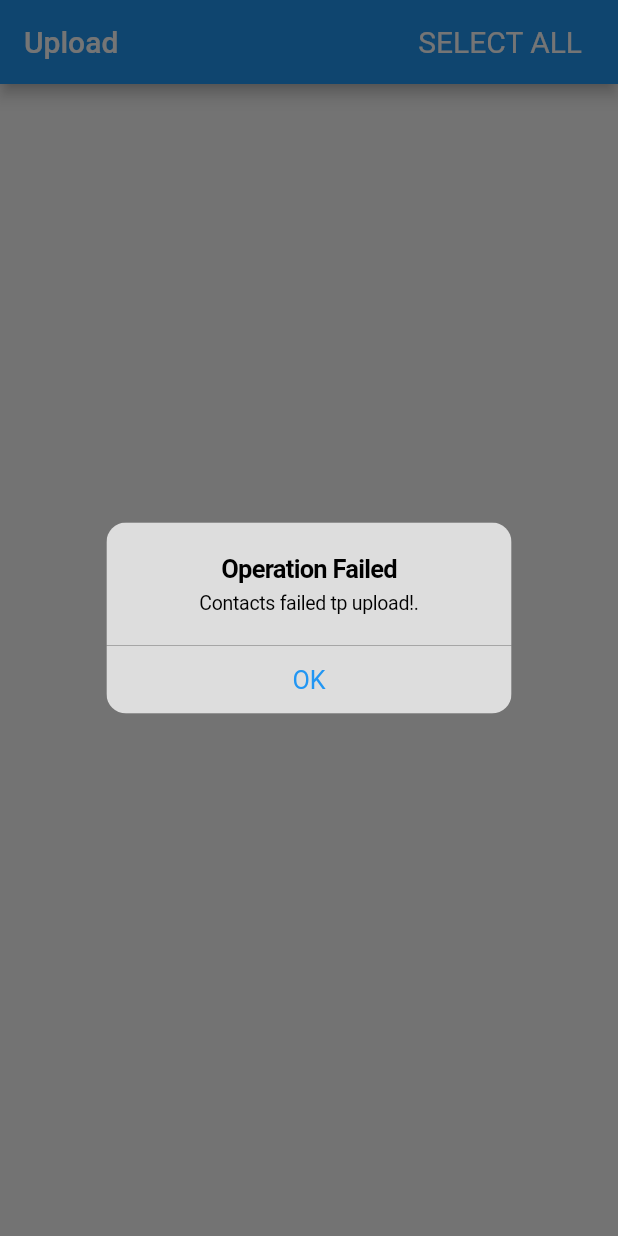
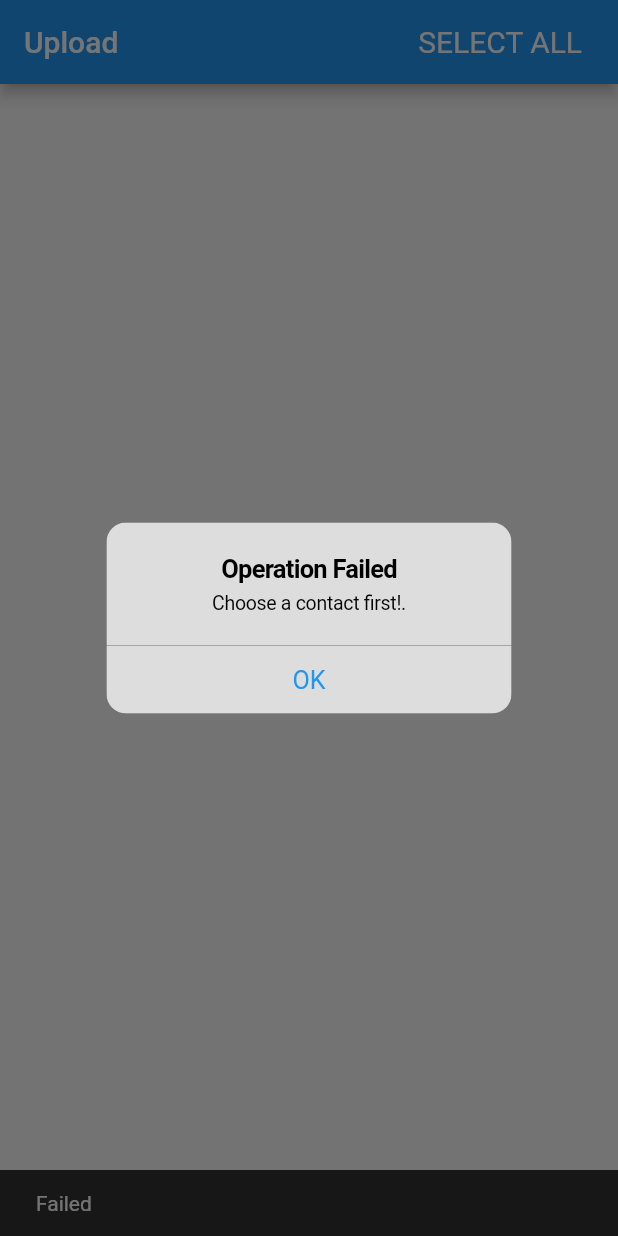
Before and after one commit to abdul-basit-dev/ContactsApp, a Flutter app: the screen it shows after launch, after a tap on "Upload", on a phone screen of 412 x 824 dp. Run offline on Flutter 3.47's test engine with Material 2 defaults, Android fonts, the phone set to English and light mode, and no system bars; our stand-ins replace contacts_service, permission_handler.

Commit message:
Sending to server

```diff
--- a/lib/screens/contact_page.dart
+++ b/lib/screens/contact_page.dart
@@ -20,18 +20,19 @@ class _ContactsPageState extends State<ContactsPage> {
 
   late List<bool> _isChecked;
   String msg = "";
-  String webUrl = "https://3toprealtors.com/addContacts.php";
-  bool? error, success;
-  bool sending = true;
-
+  //String webUrl = "https://3toprealtors.com/addContacts.php";
+  String webUrl = "https://driverowner.com/addContacts.php";
+  bool? error, success, sending;
+  bool selectAll = false;
   var title, number;
-
   @override
   void initState() {
     super.initState();
     getContacts();
     error = false;
+    sending = false;
     success = false;
+    msg = "";
   }
 
   Future<void> getContacts() async {
@@ -42,7 +43,6 @@ class _ContactsPageState extends State<ContactsPage> {
 
     setState(() {
       _contacts = contacts;
-
       _isChecked =
           List<bool>.filled(_contacts?.length ?? _contacts!.length, false);
     });
@@ -70,18 +70,18 @@ class _ContactsPageState extends State<ContactsPage> {
     if (res.statusCode == 200) {
       if (res.body.toString().contains("0")) {
         setState(() {
+          error = true;
+          success = false;
           sending = false;
-          error = true;
           //refresh the UI when error is recieved from server
         });
-        // _showAlertDialog("OOPPs", "Uploading Failed.");
       } else if (res.body.toString().contains("1")) {
         //after write success, make fields empty
         setState(() {
           success = true;
+          sending = false;
           _isChecked =
               List<bool>.filled(_contacts?.length ?? _contacts!.length, false);
-          _selectedItems.add(MyContacts("", ""));
           _selectedItems.clear();
         });
       }
@@ -91,7 +91,7 @@ class _ContactsPageState extends State<ContactsPage> {
         error = true;
         sending = false;
         msg = "Error during sendign data.";
-        //mark error and refresh UI with setState
+        _showAlertDialog("Operation Failed", "Contacts failed to upload!.");
       });
     }
   }
@@ -107,31 +107,32 @@ class _ContactsPageState extends State<ContactsPage> {
               title = i.name;
               number = i.number;
               debugPrint("Ready :" + title + number);
-              if (sending) {
-                CircularProgressIndicator;
+              if (_selectedItems.isNotEmpty) {
                 sendData(title, number);
               }
             }
 
-            if (sending && _selectedItems.isNotEmpty) {
-              _showAlertDialog("Operation Successfull", "Contacts added!.");
+            if (_selectedItems.isEmpty) {
+              _showAlertDialog("Operation Failed", "Choose a contact first!.");
               setState(() {
                 sending = false;
               });
             } else {
-              _showAlertDialog(
-                  "Operation Failed", "Contacts failed tp upload!.");
-
               setState(() {
                 sending = true;
               });
             }
+
+            final snackBar = SnackBar(
+              content: Text(success! ? "Success" : "Failed"),
+            );
+            ScaffoldMessenger.of(context).showSnackBar(snackBar);
           },
           child: Ink(
             color: Colors.blue,
             height: kToolbarHeight,
             padding: const EdgeInsets.only(top: 16.0),
-            child: const Text("Upload"),
+            child: Text(sending! ? "Sending..." : "Upload"),
           ),
         ),
         centerTitle: false,
@@ -139,11 +140,27 @@ class _ContactsPageState extends State<ContactsPage> {
           InkWell(
             onTap: () {
               setState(() {
+                selectAll = !selectAll;
+                List<Contact> contact = _contacts!;
+                if (selectAll == false) {
+                  for (var i = 0; i < _isChecked.length; i++) {
+                    _isChecked[i] = false;
+                  }
+                  for (var item in contact) {
+                    title = item.displayName;
+                    final List<Item> _items = item.phones!;
+                    for (var i in _items) {
+                      number = i.value ?? "";
+
+                      _selectedItems.remove(MyContacts(title!, number));
+                      _selectedItems.clear();
+                      debugPrint("removed:" + title + number);
+                    }
+                  }
+                } else {
                   for (var i = 0; i < _isChecked.length; i++) {
                     _isChecked[i] = true;
                   }
-                List<Contact> contact = _contacts!;
-
                   for (var item in contact) {
                     title = item.displayName;
                     final List<Item> _items = item.phones!;
@@ -151,6 +168,7 @@ class _ContactsPageState extends State<ContactsPage> {
                       number = i.value ?? "";
                       _selectedItems.add(MyContacts(title!, number));
                       debugPrint("added:" + title + number);
+                    }
                   }
                 }
               });
```
Also changed, not shown: 2 other files. Lines whose indentation alone changed are shown as unchanged.
